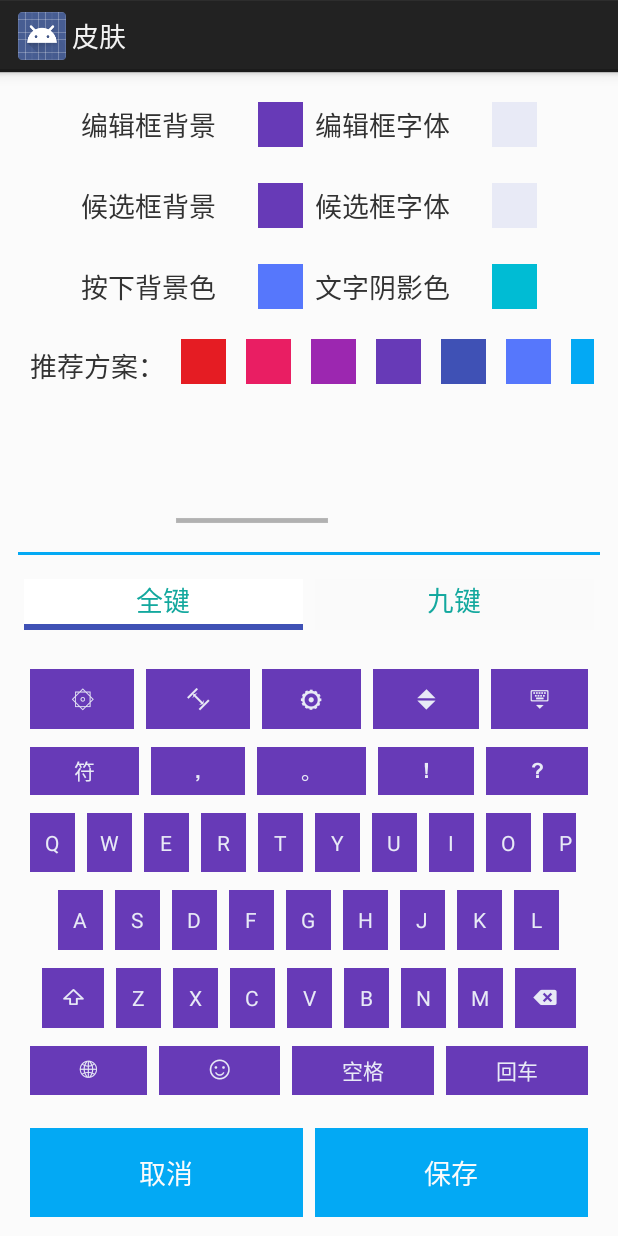
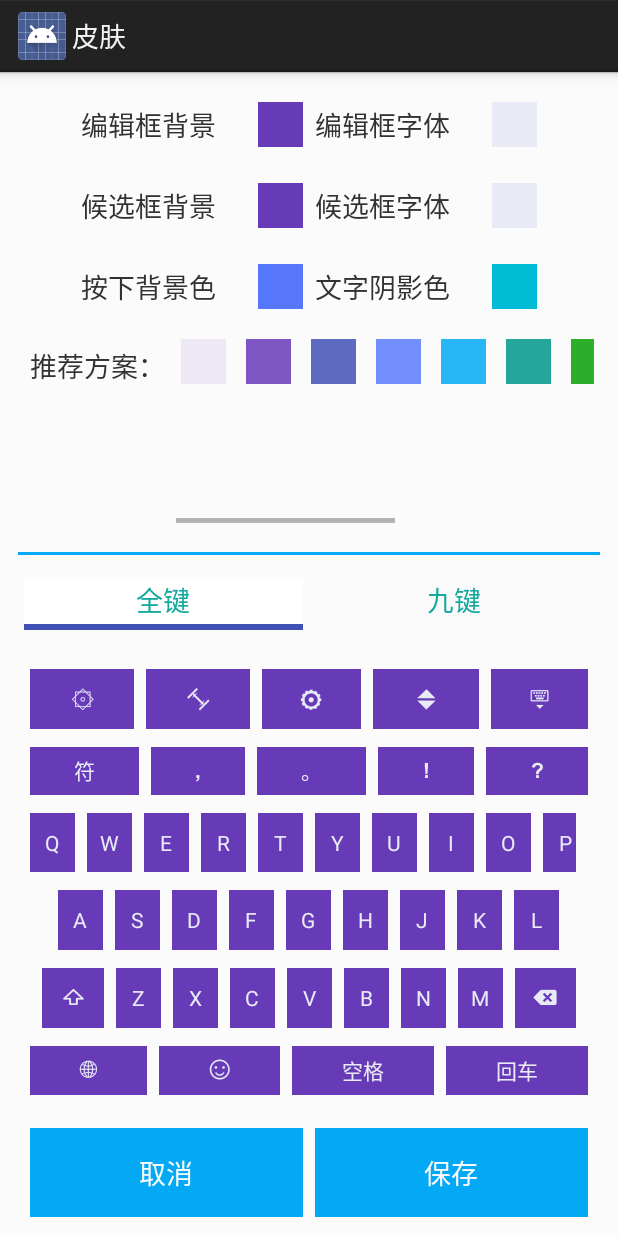
Before and after one commit to WiInputMethod/VE, an Android app: the QKFragment screen opened directly, with no data from a screen before it, on a phone screen of 412 x 824 dp. Run offline under Robolectric (Android 15) with nearby library versions, the phone set to English and light mode, and no system bars; libraries missing offline, so code that uses them is left out: com.larswerkman.holocolorpicker.

Commit message:
自定义皮肤，颜色方案修改

```diff
--- a/code/app/src/main/java/com/hit/wi/ve/settings/SkinDiyActivity.java
+++ b/code/app/src/main/java/com/hit/wi/ve/settings/SkinDiyActivity.java
@@ -63,8 +63,12 @@ public class SkinDiyActivity extends FragmentActivity {
     private int[] oldQkColors;
     private int[] oldT9Colors;
 
-    private int[] materialBackColor = {0xff009688, 0xff673ab7, 0xff259b24, 0xffcddc39, 0xffff5722};
-    private int[] materialTextColor = {0xffe0f2f1, 0xffe0f2f1, 0xffe0f2f1, 0xffe0f2f1, 0xffe0f2f1};
+    private int[] materialBackColorFunc;
+    private int[] materialBackColorSymbol;
+    private int[] materialBackColorQK;
+    private int[] materialBackColorBottom;
+
+    private int[] materialTextColor;
 
 
     private SharedPreferences sp;
@@ -134,7 +138,10 @@ public class SkinDiyActivity extends FragmentActivity {
             }
         });
 
-        materialBackColor = getResources().getIntArray(R.array.MATERIAL_COLORS_BACKGROUND);
+        materialBackColorFunc = getResources().getIntArray(R.array.MATERIAL_COLORS_BACKGROUND_FUNC_QK);
+        materialBackColorSymbol=getResources().getIntArray(R.array.MATERIAL_COLORS_BACKGROUND_SYMBOL_BOTTOM);
+        materialBackColorQK=getResources().getIntArray(R.array.MATERIAL_COLORS_BACKGROUND_FUNC_QK);
+        materialBackColorBottom=getResources().getIntArray(R.array.MATERIAL_COLORS_BACKGROUND_SYMBOL_BOTTOM);
         materialTextColor = getResources().getIntArray(R.array.MATERIAL_COLORS_TEXT);
         addMaterialColors();
     }
@@ -342,9 +349,9 @@ public class SkinDiyActivity extends FragmentActivity {
         int vWidth = (int) TypedValue.applyDimension(TypedValue.COMPLEX_UNIT_DIP, 30, getResources().getDisplayMetrics());
         LinearLayout.LayoutParams params = new LinearLayout.LayoutParams(vWidth, vWidth);
         params.setMargins(10, 0, 10, 0);
-        for (int i = 0; i < materialBackColor.length; i++) {
+        for (int i = 0; i < materialBackColorFunc.length; i++) {
             View v = new View(this);
-            v.setBackgroundColor(materialBackColor[i]);
+            v.setBackgroundColor(materialBackColorFunc[i]);
             v.setLayoutParams(params);
             v.setPadding(10, 10, 10, 10);
             v.setId(i);
@@ -356,21 +363,43 @@ public class SkinDiyActivity extends FragmentActivity {
     View.OnClickListener materialColorListener = new View.OnClickListener() {
         @Override
         public void onClick(View v) {
-            Toast.makeText(SkinDiyActivity.this, "Click" + v.getId(), Toast.LENGTH_SHORT).show();
+
+            int index=v.getId();
             QKFragment qk = (QKFragment) fragmentList.get(0);
             T9Fragment t9 = (T9Fragment) fragmentList.get(1);
-            int backcolor = materialBackColor[v.getId()];
-            int textcolor = materialTextColor[v.getId()];
-            qk.refreshQkSkin(backcolor, textcolor);
-            t9.refreshT9Skin(backcolor, textcolor);
 
-            backColorCandidateBox = backcolor;
-            backColorEditBox = backcolor;
-            colorTouchDown = backcolor;
+            qk.refreshFuncBackground(materialBackColorFunc[index]);
+            qk.refreshSymbolBackground(materialBackColorSymbol[index]);
+            qk.refreshQkBackground(materialBackColorQK[index]);
+            qk.refreshBottomBackground(materialBackColorBottom[index]);
 
-            textColorEditBox = backcolor;
-            textColorCandidateBox = textcolor;
-            shadowColor = textcolor;
+            qk.refreshFuncText(materialTextColor[index]);
+            qk.refreshSymbolText(materialTextColor[index]);
+            qk.refreshQkText(materialTextColor[index]);
+            qk.refreshBottomText(materialTextColor[index]);
+
+            qk.setSelectedColors();
+
+            t9.refreshFuncBackground(materialBackColorFunc[index]);
+            t9.refreshSymbolBackground(materialBackColorSymbol[index]);
+            t9.refreshT9Background(materialBackColorQK[index]);
+            t9.refreshBottomBackground(materialBackColorBottom[index]);
+
+            t9.refreshFuncText(materialTextColor[index]);
+            t9.refreshSymbolText(materialTextColor[index]);
+            t9.refreshT9Text(materialTextColor[index]);
+            t9.refreshBottomText(materialTextColor[index]);
+
+            t9.setSelectedT9Colors();
+
+
+            backColorCandidateBox = materialBackColorFunc[index];
+            backColorEditBox = materialBackColorFunc[index];
+            colorTouchDown = materialBackColorQK[index];
+
+            textColorEditBox = materialBackColorFunc[index];
+            textColorCandidateBox = materialTextColor[index];
+            shadowColor = materialTextColor[index];
 
             vColorCandidateBoxBack.setBackgroundColor(backColorCandidateBox);
             vColorEditBoxBack.setBackgroundColor(backColorEditBox);
--- a/code/app/src/main/res/drawable/button_back_x.xml
+++ b/code/app/src/main/res/drawable/button_back_x.xml
@@ -1,15 +1,9 @@
 <?xml version="1.0" encoding="utf-8"?>
 <shape xmlns:android="http://schemas.android.com/apk/res/android"
        android:shape="rectangle">
-
-
     <padding
             android:bottom="0dip"
             android:left="0dip"
             android:right="0dip"
             android:top="0dip"/>
-
-    <stroke android:width="0.3dip"
-            android:color="#333333"/>
-
 </shape>
--- a/code/app/src/main/res/drawable/middle_button.xml
+++ b/code/app/src/main/res/drawable/middle_button.xml
@@ -8,7 +8,4 @@
         android:right="5dip"
         android:top="5dip" />
 
-    <stroke
-        android:width="1dip"
-        android:color="#333333" />
 </shape>
--- a/code/app/src/main/res/values/arrays.xml
+++ b/code/app/src/main/res/values/arrays.xml
@@ -28,32 +28,37 @@
         <item name="8">35</item>
         <item name="9">68</item>
     </integer-array>
-    <integer-array name="MATERIAL_COLORS_BACKGROUND">
-        <item>0xffe51c23</item>
-        <item>0xffe91e63</item>
-        <item>0xff9c27b0</item>
-        <item>0xff673ab7</item>
-        <item>0xff3f51b5</item>
-        <item>0xff5677fc</item>
-        <item>0xff03a9f4</item>
-        <item>0xff009688</item>
-        <item>0xff259b24</item>
-        <item>0xff8bc34a</item>
-        <item>0xffcddc39</item>
-        <item>0xffffc107</item>
-        <item>0xffff9800</item>
-        <item>0xffff5722</item>
-        <item>0xff795548</item>
-        <item>0xff9e9e9e</item>
-        <item>0xff607d8b</item>
+    <integer-array name="MATERIAL_COLORS_BACKGROUND_FUNC_QK">
+        <item>0xffede7f6</item>
+        <item>0xff7e57c2</item>
+        <item>0xff5c6bc0</item>
+        <item>0xff738ffe</item>
+        <item>0xff29b6f6</item>
+        <item>0xff26a69a</item>
+        <item>0xff2baf2b</item>
+        <item>0xffffee58</item>
+        <item>0xffffa726</item>
+        <item>0xffff7043</item>
+        <item>0xff8d6e63</item>
+        <item>0xffbdbdbd</item>
+    </integer-array>
+
+    <integer-array name="MATERIAL_COLORS_BACKGROUND_SYMBOL_BOTTOM">
+        <item>0xffd1c4e9</item>
+        <item>0xff512da8</item>
+        <item>0xff303f9f</item>
+        <item>0xff455ede</item>
+        <item>0xff0288d1</item>
+        <item>0xff0097a7</item>
+        <item>0xff0a7e07</item>
+        <item>0xfffbc02d</item>
+        <item>0xfff57c00</item>
+        <item>0xffe64a19</item>
+        <item>0xff5d4037</item>
+        <item>0xff424242</item>
     </integer-array>
     <integer-array name="MATERIAL_COLORS_TEXT">
-        <item>0xfff1f8e9</item>
-        <item>0xfff1f8e9</item>
-        <item>0xfff1f8e9</item>
-        <item>0xfff1f8e9</item>
-        <item>0xfff1f8e9</item>
-        <item>0xfff1f8e9</item>
+        <item>0xff263238</item>
         <item>0xfff1f8e9</item>
         <item>0xfff1f8e9</item>
         <item>0xfff1f8e9</item>
```
Also changed, not shown: code/app/src/main/java/com/hit/wi/ve/settings/QKFragment.java (+58 -0 lines), code/app/src/main/java/com/hit/wi/ve/settings/T9Fragment.java (+55 -1 lines).
